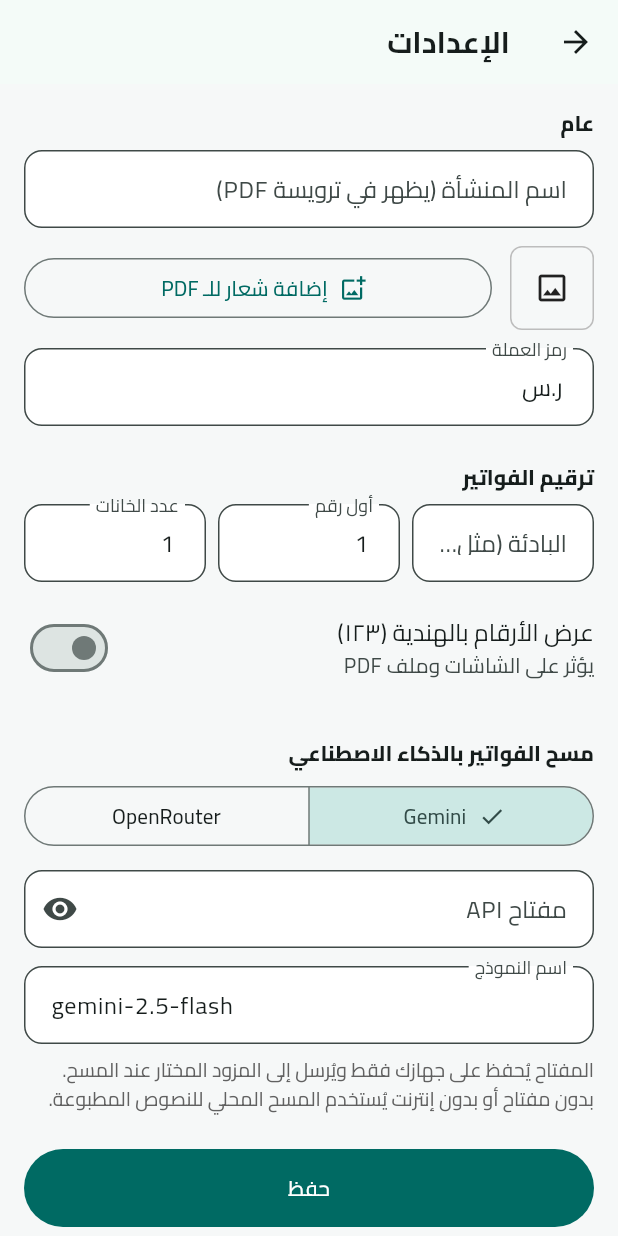
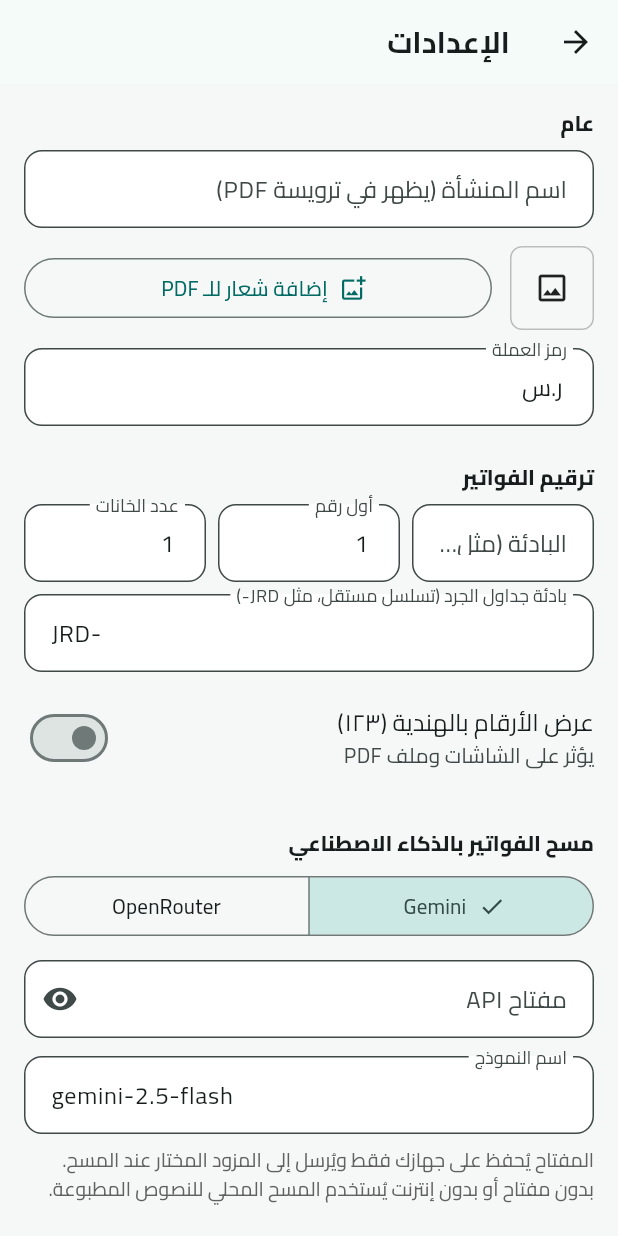
Before and after one commit to CTO-DRS/daftar-public, a Flutter app: the SettingsScreen screen opened directly, on a phone screen of 412 x 824 dp. Run offline on Flutter 3.47's test engine with Material 3 defaults, Android fonts, the phone set to English and light mode, and no system bars; our stand-ins replace image_cropper, image_picker, pdf, printing, shared_preferences, sqflite_common_ffi; missing offline and left inert: google_mlkit_text_recognition; accounts and stored records are empty.

Commit message:
Separate numbering prefix and sequence for inventory sheets (JRD-)

```diff
--- a/lib/database/app_database.dart
+++ b/lib/database/app_database.dart
@@ -173,10 +173,11 @@ class AppDatabase {
   }
 
   /// الرقم التالي حسب إعدادات الترقيم: بادئة + رقم متسلسل بعدد خانات ثابت.
-  Future<String> nextNumber() async {
+  Future<String> nextNumber([DocKind kind = DocKind.invoice]) async {
     final d = await db;
     final st = SettingsService.instance;
-    final prefix = st.numberPrefix;
+    final prefix =
+        kind == DocKind.inventory ? st.inventoryPrefix : st.numberPrefix;
     final rows = await d.query('invoices', columns: ['number']);
     var max = st.numberStart - 1;
     for (final r in rows) {
--- a/lib/screens/invoice_editor_screen.dart
+++ b/lib/screens/invoice_editor_screen.dart
@@ -65,7 +65,7 @@ class _InvoiceEditorScreenState extends State<InvoiceEditorScreen> {
       inv = (await _db.getInvoice(widget.invoiceId!))!;
       _headerOpen = false;
     } else {
-      inv = Invoice(kind: widget.newKind, number: await _db.nextNumber());
+      inv = Invoice(kind: widget.newKind, number: await _db.nextNumber(widget.newKind));
     }
     _catalog = await _db.itemCatalog();
     _partyNames = await _db.partyNames();
--- a/lib/screens/settings_screen.dart
+++ b/lib/screens/settings_screen.dart
@@ -21,6 +21,7 @@ class _SettingsScreenState extends State<SettingsScreen> {
   late final _gModel = TextEditingController(text: s.geminiModel);
   late final _oModel = TextEditingController(text: s.openrouterModel);
   late final _prefix = TextEditingController(text: s.numberPrefix);
+  late final _prefixInv = TextEditingController(text: s.inventoryPrefix);
   late final _start = TextEditingController(text: '${s.numberStart}');
   late final _pad = TextEditingController(text: '${s.numberPadding}');
   late OcrProvider _provider = s.provider;
@@ -35,6 +36,7 @@ class _SettingsScreenState extends State<SettingsScreen> {
     s.openrouterModel =
         _oModel.text.isEmpty ? 'google/gemini-2.5-flash' : _oModel.text;
     s.numberPrefix = _prefix.text;
+    s.inventoryPrefix = _prefixInv.text;
     s.numberStart = parseNumber(_start.text)?.toInt() ?? 1;
     s.numberPadding = parseNumber(_pad.text)?.toInt() ?? 1;
     s.provider = _provider;
@@ -122,6 +124,12 @@ class _SettingsScreenState extends State<SettingsScreen> {
                   decoration: const InputDecoration(labelText: 'عدد الخانات'))),
         ]),
         const SizedBox(height: 8),
+        TextField(
+            controller: _prefixInv,
+            textDirection: TextDirection.ltr,
+            decoration: const InputDecoration(
+                labelText: 'بادئة جداول الجرد (تسلسل مستقل، مثل JRD-)')),
+        const SizedBox(height: 8),
         SwitchListTile(
           contentPadding: EdgeInsets.zero,
           title: const Text('عرض الأرقام بالهندية (١٢٣)'),
--- a/lib/services/settings_service.dart
+++ b/lib/services/settings_service.dart
@@ -39,6 +39,9 @@ class SettingsService {
   /// ترقيم الفواتير: بادئة (مثل INV-)، أول رقم، عدد الخانات.
   String get numberPrefix => _p.getString('num_prefix') ?? '';
   set numberPrefix(String v) => _p.setString('num_prefix', v.trim());
+  /// بادئة ترقيم جداول الجرد (تسلسل مستقل عن الفواتير).
+  String get inventoryPrefix => _p.getString('num_prefix_inv') ?? 'JRD-';
+  set inventoryPrefix(String v) => _p.setString('num_prefix_inv', v.trim());
   int get numberStart => _p.getInt('num_start') ?? 1;
   set numberStart(int v) => _p.setInt('num_start', v < 1 ? 1 : v);
   int get numberPadding => _p.getInt('num_padding') ?? 1;
```
